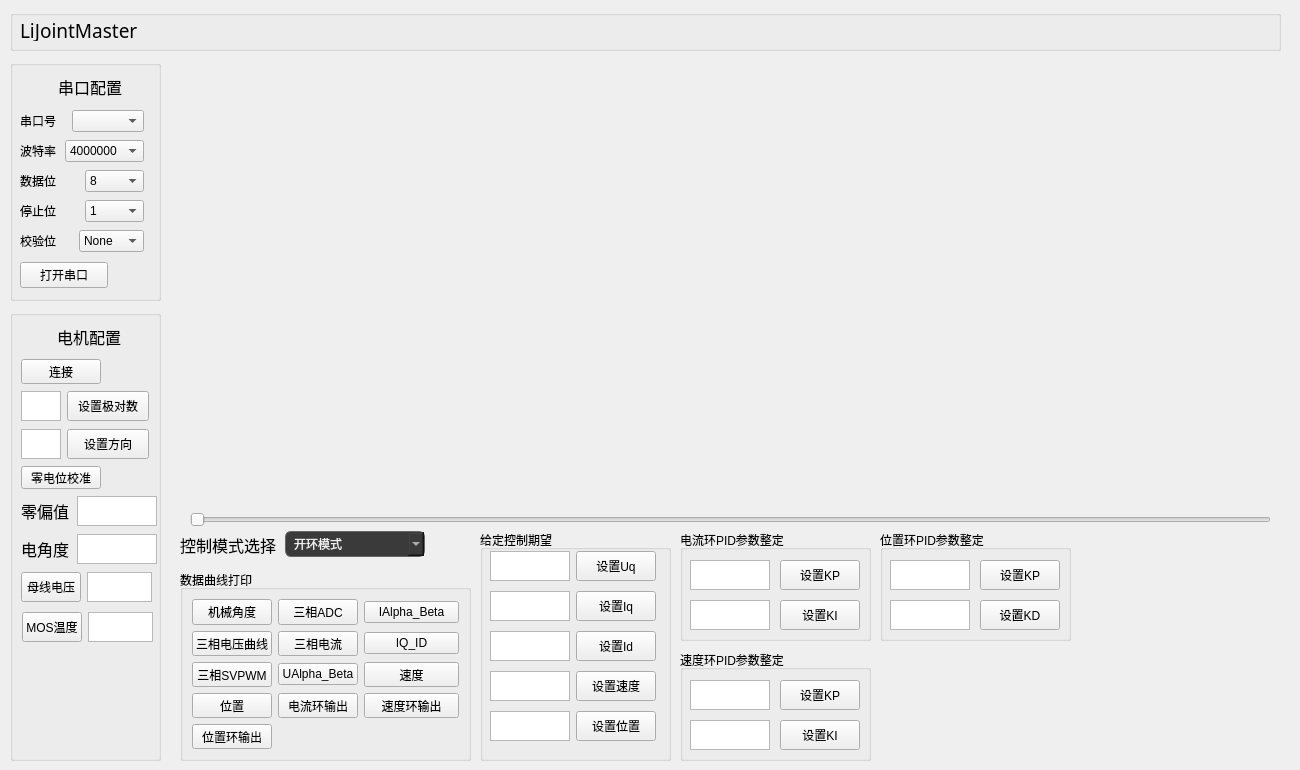
This is widget.ui in lhzloveyyj/LiJointMaster as Qt 5 draws it before an edit. The edited form follows.
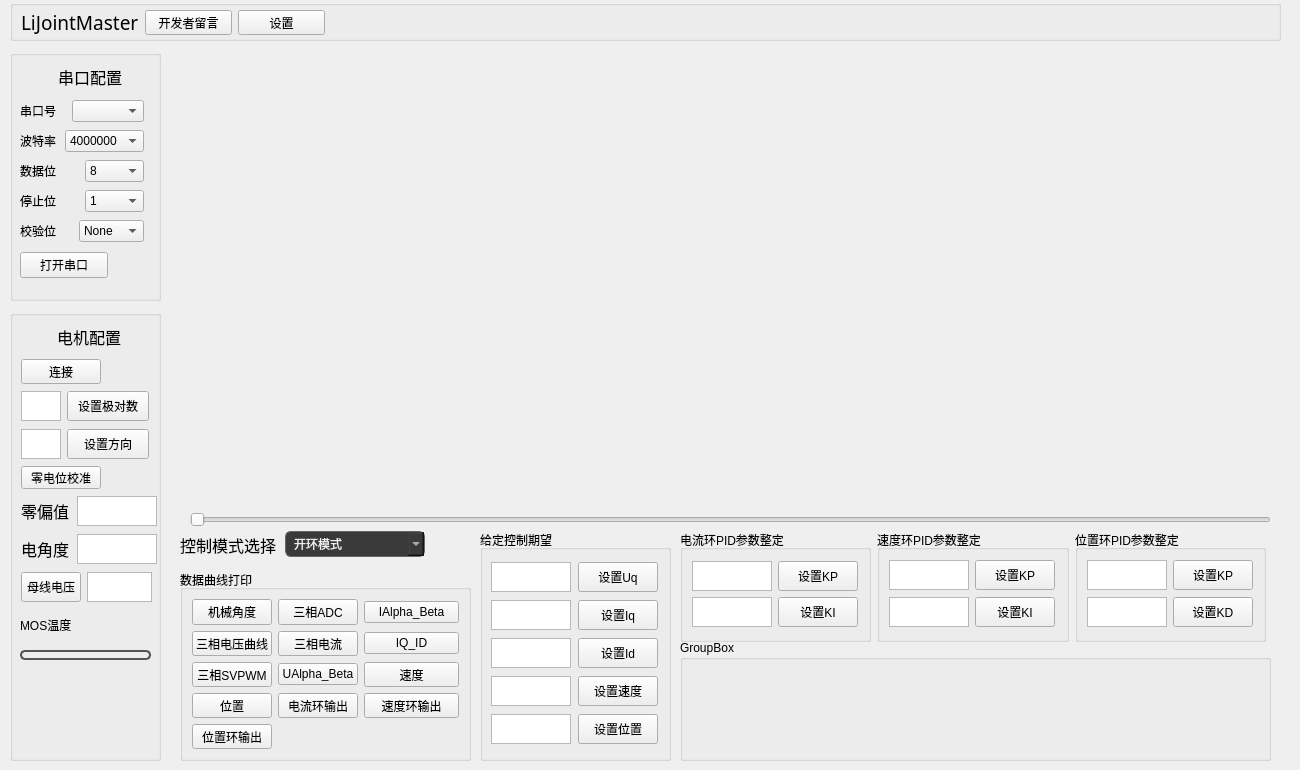
This is the edited form. Icons and pictures are not drawn. Custom widgets are drawn as their Qt base class.

What changed in the file:
```diff
--- a/widget.ui
+++ b/widget.ui
@@ -16,10 +16,10 @@
   <widget class="QCustomPlot" name="plotWidget" native="true">
    <property name="geometry">
     <rect>
-     <x>160</x>
-     <y>60</y>
-     <width>1121</width>
-     <height>451</height>
+     <x>170</x>
+     <y>50</y>
+     <width>1111</width>
+     <height>461</height>
     </rect>
    </property>
   </widget>
@@ -326,15 +326,15 @@
    <property name="geometry">
     <rect>
      <x>10</x>
-     <y>60</y>
+     <y>50</y>
      <width>151</width>
-     <height>241</height>
+     <height>251</height>
     </rect>
    </property>
    <property name="title">
     <string/>
    </property>
-   <widget class="QWidget" name="">
+   <widget class="QWidget" name="layoutWidget">
     <property name="geometry">
      <rect>
       <x>10</x>
@@ -919,41 +919,76 @@
      </item>
     </layout>
    </widget>
-   <widget class="QWidget" name="">
+   <widget class="QProgressBar" name="mosTemp_bar">
     <property name="geometry">
      <rect>
-      <x>12</x>
-      <y>301</y>
-      <width>133</width>
-      <height>32</height>
+      <x>10</x>
+      <y>340</y>
+      <width>131</width>
+      <height>10</height>
      </rect>
     </property>
-    <layout class="QHBoxLayout" name="horizontalLayout_4">
-     <item>
-      <widget class="QPushButton" name="pushButton_3">
+    <property name="styleSheet">
+     <string notr="true">QProgressBar {
+    border: 2px solid #555;
+    border-radius: 5px;
+    text-align: center;
+    background-color: #EEE;
+}
+
+QProgressBar::chunk {
+    border-radius: 5px;
+    background: qlineargradient(
+        x1: 0, y1: 0, x2: 1, y2: 0,
+        stop: 0 green,
+        stop: 0.5 yellow,
+        stop: 1 red
+    );
+}
+</string>
+    </property>
+    <property name="value">
+     <number>0</number>
+    </property>
+    <property name="textVisible">
+     <bool>false</bool>
+    </property>
+    <property name="format">
+     <string>%p°C</string>
+    </property>
+   </widget>
+   <widget class="QLabel" name="mosTemp_lab">
+    <property name="geometry">
+     <rect>
+      <x>90</x>
+      <y>300</y>
+      <width>50</width>
+      <height>30</height>
+     </rect>
+    </property>
        <property name="maximumSize">
         <size>
-         <width>60</width>
+      <width>70</width>
          <height>30</height>
         </size>
+    </property>
+    <property name="text">
+     <string/>
+    </property>
+   </widget>
+   <widget class="QLabel" name="label_14">
+    <property name="geometry">
+     <rect>
+      <x>10</x>
+      <y>300</y>
+      <width>60</width>
+      <height>30</height>
+     </rect>
        </property>
        <property name="text">
         <string>MOS温度</string>
        </property>
       </widget>
-     </item>
-     <item>
-      <widget class="QTextEdit" name="textEdit_3">
-       <property name="maximumSize">
-        <size>
-         <width>65</width>
-         <height>30</height>
-        </size>
-       </property>
-      </widget>
-     </item>
-    </layout>
-   </widget>
   </widget>
   <widget class="QGroupBox" name="groupBox_4">
    <property name="geometry">
@@ -971,11 +1006,13 @@
     <property name="geometry">
      <rect>
       <x>10</x>
-      <y>20</y>
-      <width>168</width>
-      <height>32</height>
+      <y>30</y>
+      <width>170</width>
+      <height>186</height>
      </rect>
     </property>
+    <layout class="QVBoxLayout" name="verticalLayout_2">
+     <item>
     <layout class="QHBoxLayout" name="horizontalLayout_14">
      <item>
       <widget class="QTextEdit" name="setUq_te">
@@ -1001,16 +1038,8 @@
       </widget>
      </item>
     </layout>
-   </widget>
-   <widget class="QWidget" name="layoutWidget">
-    <property name="geometry">
-     <rect>
-      <x>10</x>
-      <y>60</y>
-      <width>168</width>
-      <height>32</height>
-     </rect>
-    </property>
+     </item>
+     <item>
     <layout class="QHBoxLayout" name="horizontalLayout_16">
      <item>
       <widget class="QTextEdit" name="setIQ_te">
@@ -1036,16 +1065,8 @@
       </widget>
      </item>
     </layout>
-   </widget>
-   <widget class="QWidget" name="layoutWidget">
-    <property name="geometry">
-     <rect>
-      <x>10</x>
-      <y>100</y>
-      <width>168</width>
-      <height>32</height>
-     </rect>
-    </property>
+     </item>
+     <item>
     <layout class="QHBoxLayout" name="horizontalLayout_17">
      <item>
       <widget class="QTextEdit" name="setID_te">
@@ -1071,16 +1092,8 @@
       </widget>
      </item>
     </layout>
-   </widget>
-   <widget class="QWidget" name="">
-    <property name="geometry">
-     <rect>
-      <x>10</x>
-      <y>140</y>
-      <width>168</width>
-      <height>32</height>
-     </rect>
-    </property>
+     </item>
+     <item>
     <layout class="QHBoxLayout" name="horizontalLayout_2">
      <item>
       <widget class="QTextEdit" name="textEdit">
@@ -1106,16 +1119,8 @@
       </widget>
      </item>
     </layout>
-   </widget>
-   <widget class="QWidget" name="">
-    <property name="geometry">
-     <rect>
-      <x>10</x>
-      <y>180</y>
-      <width>168</width>
-      <height>32</height>
-     </rect>
-    </property>
+     </item>
+     <item>
     <layout class="QHBoxLayout" name="horizontalLayout_3">
      <item>
       <widget class="QTextEdit" name="textEdit_2">
@@ -1141,262 +1146,15 @@
       </widget>
      </item>
     </layout>
-   </widget>
-  </widget>
-  <widget class="QGroupBox" name="groupBox_5">
-   <property name="geometry">
-    <rect>
-     <x>680</x>
-     <y>530</y>
-     <width>191</width>
-     <height>111</height>
-    </rect>
-   </property>
-   <property name="title">
-    <string>电流环PID参数整定</string>
-   </property>
-   <widget class="QPushButton" name="pushButton_6">
-    <property name="geometry">
-     <rect>
-      <x>100</x>
-      <y>30</y>
-      <width>80</width>
-      <height>30</height>
-     </rect>
-    </property>
-    <property name="maximumSize">
-     <size>
-      <width>80</width>
-      <height>30</height>
-     </size>
-    </property>
-    <property name="text">
-     <string>设置KP</string>
-    </property>
-   </widget>
-   <widget class="QTextEdit" name="textEdit_4">
-    <property name="geometry">
-     <rect>
-      <x>10</x>
-      <y>30</y>
-      <width>80</width>
-      <height>30</height>
-     </rect>
-    </property>
-    <property name="maximumSize">
-     <size>
-      <width>80</width>
-      <height>30</height>
-     </size>
-    </property>
-   </widget>
-   <widget class="QTextEdit" name="textEdit_5">
-    <property name="geometry">
-     <rect>
-      <x>10</x>
-      <y>70</y>
-      <width>80</width>
-      <height>30</height>
-     </rect>
-    </property>
-    <property name="maximumSize">
-     <size>
-      <width>80</width>
-      <height>30</height>
-     </size>
-    </property>
-   </widget>
-   <widget class="QPushButton" name="pushButton_7">
-    <property name="geometry">
-     <rect>
-      <x>100</x>
-      <y>70</y>
-      <width>80</width>
-      <height>30</height>
-     </rect>
-    </property>
-    <property name="maximumSize">
-     <size>
-      <width>80</width>
-      <height>30</height>
-     </size>
-    </property>
-    <property name="text">
-     <string>设置KI</string>
-    </property>
-   </widget>
-  </widget>
-  <widget class="QGroupBox" name="groupBox_7">
-   <property name="geometry">
-    <rect>
-     <x>680</x>
-     <y>650</y>
-     <width>191</width>
-     <height>111</height>
-    </rect>
-   </property>
-   <property name="title">
-    <string>速度环PID参数整定</string>
-   </property>
-   <widget class="QPushButton" name="pushButton_10">
-    <property name="geometry">
-     <rect>
-      <x>100</x>
-      <y>30</y>
-      <width>80</width>
-      <height>30</height>
-     </rect>
-    </property>
-    <property name="maximumSize">
-     <size>
-      <width>80</width>
-      <height>30</height>
-     </size>
-    </property>
-    <property name="text">
-     <string>设置KP</string>
-    </property>
-   </widget>
-   <widget class="QTextEdit" name="textEdit_8">
-    <property name="geometry">
-     <rect>
-      <x>10</x>
-      <y>30</y>
-      <width>80</width>
-      <height>30</height>
-     </rect>
-    </property>
-    <property name="maximumSize">
-     <size>
-      <width>80</width>
-      <height>30</height>
-     </size>
-    </property>
-   </widget>
-   <widget class="QTextEdit" name="textEdit_9">
-    <property name="geometry">
-     <rect>
-      <x>10</x>
-      <y>70</y>
-      <width>80</width>
-      <height>30</height>
-     </rect>
-    </property>
-    <property name="maximumSize">
-     <size>
-      <width>80</width>
-      <height>30</height>
-     </size>
-    </property>
-   </widget>
-   <widget class="QPushButton" name="pushButton_11">
-    <property name="geometry">
-     <rect>
-      <x>100</x>
-      <y>70</y>
-      <width>80</width>
-      <height>30</height>
-     </rect>
-    </property>
-    <property name="maximumSize">
-     <size>
-      <width>80</width>
-      <height>30</height>
-     </size>
-    </property>
-    <property name="text">
-     <string>设置KI</string>
-    </property>
-   </widget>
-  </widget>
-  <widget class="QGroupBox" name="groupBox_9">
-   <property name="geometry">
-    <rect>
-     <x>880</x>
-     <y>530</y>
-     <width>191</width>
-     <height>111</height>
-    </rect>
-   </property>
-   <property name="title">
-    <string>位置环PID参数整定</string>
-   </property>
-   <widget class="QPushButton" name="pushButton_14">
-    <property name="geometry">
-     <rect>
-      <x>100</x>
-      <y>30</y>
-      <width>80</width>
-      <height>30</height>
-     </rect>
-    </property>
-    <property name="maximumSize">
-     <size>
-      <width>80</width>
-      <height>30</height>
-     </size>
-    </property>
-    <property name="text">
-     <string>设置KP</string>
-    </property>
-   </widget>
-   <widget class="QTextEdit" name="textEdit_12">
-    <property name="geometry">
-     <rect>
-      <x>10</x>
-      <y>30</y>
-      <width>80</width>
-      <height>30</height>
-     </rect>
-    </property>
-    <property name="maximumSize">
-     <size>
-      <width>80</width>
-      <height>30</height>
-     </size>
-    </property>
-   </widget>
-   <widget class="QTextEdit" name="textEdit_13">
-    <property name="geometry">
-     <rect>
-      <x>10</x>
-      <y>70</y>
-      <width>80</width>
-      <height>30</height>
-     </rect>
-    </property>
-    <property name="maximumSize">
-     <size>
-      <width>80</width>
-      <height>30</height>
-     </size>
-    </property>
-   </widget>
-   <widget class="QPushButton" name="pushButton_15">
-    <property name="geometry">
-     <rect>
-      <x>100</x>
-      <y>70</y>
-      <width>80</width>
-      <height>30</height>
-     </rect>
-    </property>
-    <property name="maximumSize">
-     <size>
-      <width>80</width>
-      <height>30</height>
-     </size>
-    </property>
-    <property name="text">
-     <string>设置KD</string>
-    </property>
+     </item>
+    </layout>
    </widget>
   </widget>
   <widget class="QGroupBox" name="groupBox_6">
    <property name="geometry">
     <rect>
      <x>10</x>
-     <y>10</y>
+     <y>0</y>
      <width>1271</width>
      <height>41</height>
     </rect>
@@ -1404,15 +1162,18 @@
    <property name="title">
     <string/>
    </property>
+   <widget class="QWidget" name="layoutWidget">
+    <property name="geometry">
+     <rect>
+      <x>11</x>
+      <y>10</y>
+      <width>304</width>
+      <height>25</height>
+     </rect>
+    </property>
+    <layout class="QHBoxLayout" name="horizontalLayout_9">
+     <item>
    <widget class="QLabel" name="label_12">
-    <property name="geometry">
-     <rect>
-      <x>10</x>
-      <y>10</y>
-      <width>131</width>
-      <height>21</height>
-     </rect>
-    </property>
     <property name="font">
      <font>
       <family>黑体</family>
@@ -1423,8 +1184,25 @@
      <string>LiJointMaster</string>
     </property>
    </widget>
-  </widget>
-  <widget class="QWidget" name="">
+     </item>
+     <item>
+      <widget class="QPushButton" name="DevMsg_bt">
+       <property name="text">
+        <string>开发者留言</string>
+       </property>
+      </widget>
+     </item>
+     <item>
+      <widget class="QPushButton" name="pushButton_13">
+       <property name="text">
+        <string>设置</string>
+       </property>
+      </widget>
+     </item>
+    </layout>
+   </widget>
+  </widget>
+  <widget class="QWidget" name="layoutWidget">
    <property name="geometry">
     <rect>
      <x>180</x>
@@ -1504,6 +1282,200 @@
     </item>
    </layout>
   </widget>
+  <widget class="QGroupBox" name="groupBox_8">
+   <property name="geometry">
+    <rect>
+     <x>680</x>
+     <y>640</y>
+     <width>591</width>
+     <height>121</height>
+    </rect>
+   </property>
+   <property name="title">
+    <string>GroupBox</string>
+   </property>
+  </widget>
+  <widget class="QWidget" name="layoutWidget">
+   <property name="geometry">
+    <rect>
+     <x>680</x>
+     <y>530</y>
+     <width>586</width>
+     <height>112</height>
+    </rect>
+   </property>
+   <layout class="QHBoxLayout" name="horizontalLayout_5">
+    <item>
+     <widget class="QGroupBox" name="groupBox_5">
+      <property name="title">
+       <string>电流环PID参数整定</string>
+      </property>
+      <layout class="QGridLayout" name="gridLayout_4">
+       <item row="0" column="0">
+        <layout class="QGridLayout" name="gridLayout_2">
+         <item row="0" column="0">
+          <widget class="QTextEdit" name="textEdit_4">
+           <property name="maximumSize">
+            <size>
+             <width>80</width>
+             <height>30</height>
+            </size>
+           </property>
+          </widget>
+         </item>
+         <item row="0" column="1">
+          <widget class="QPushButton" name="pushButton_6">
+           <property name="maximumSize">
+            <size>
+             <width>80</width>
+             <height>30</height>
+            </size>
+           </property>
+           <property name="text">
+            <string>设置KP</string>
+           </property>
+          </widget>
+         </item>
+         <item row="1" column="0">
+          <widget class="QTextEdit" name="textEdit_5">
+           <property name="maximumSize">
+            <size>
+             <width>80</width>
+             <height>30</height>
+            </size>
+           </property>
+          </widget>
+         </item>
+         <item row="1" column="1">
+          <widget class="QPushButton" name="pushButton_7">
+           <property name="maximumSize">
+            <size>
+             <width>80</width>
+             <height>30</height>
+            </size>
+           </property>
+           <property name="text">
+            <string>设置KI</string>
+           </property>
+          </widget>
+         </item>
+        </layout>
+       </item>
+      </layout>
+     </widget>
+    </item>
+    <item>
+     <widget class="QGroupBox" name="groupBox_9">
+      <property name="title">
+       <string>速度环PID参数整定</string>
+      </property>
+      <layout class="QGridLayout" name="gridLayout_3">
+       <item row="0" column="0">
+        <widget class="QTextEdit" name="textEdit_12">
+         <property name="maximumSize">
+          <size>
+           <width>80</width>
+           <height>30</height>
+          </size>
+         </property>
+        </widget>
+       </item>
+       <item row="0" column="1">
+        <widget class="QPushButton" name="pushButton_14">
+         <property name="maximumSize">
+          <size>
+           <width>80</width>
+           <height>30</height>
+          </size>
+         </property>
+         <property name="text">
+          <string>设置KP</string>
+         </property>
+        </widget>
+       </item>
+       <item row="1" column="0">
+        <widget class="QTextEdit" name="textEdit_13">
+         <property name="maximumSize">
+          <size>
+           <width>80</width>
+           <height>30</height>
+          </size>
+         </property>
+        </widget>
+       </item>
+       <item row="1" column="1">
+        <widget class="QPushButton" name="pushButton_15">
+         <property name="maximumSize">
+          <size>
+           <width>80</width>
+           <height>30</height>
+          </size>
+         </property>
+         <property name="text">
+          <string>设置KI</string>
+         </property>
+        </widget>
+       </item>
+      </layout>
+     </widget>
+    </item>
+    <item>
+     <widget class="QGroupBox" name="groupBox_7">
+      <property name="title">
+       <string>位置环PID参数整定</string>
+      </property>
+      <layout class="QGridLayout" name="gridLayout_5">
+       <item row="0" column="0">
+        <widget class="QTextEdit" name="textEdit_8">
+         <property name="maximumSize">
+          <size>
+           <width>80</width>
+           <height>30</height>
+          </size>
+         </property>
+        </widget>
+       </item>
+       <item row="0" column="1">
+        <widget class="QPushButton" name="pushButton_10">
+         <property name="maximumSize">
+          <size>
+           <width>80</width>
+           <height>30</height>
+          </size>
+         </property>
+         <property name="text">
+          <string>设置KP</string>
+         </property>
+        </widget>
+       </item>
+       <item row="1" column="0">
+        <widget class="QTextEdit" name="textEdit_9">
+         <property name="maximumSize">
+          <size>
+           <width>80</width>
+           <height>30</height>
+          </size>
+         </property>
+        </widget>
+       </item>
+       <item row="1" column="1">
+        <widget class="QPushButton" name="pushButton_11">
+         <property name="maximumSize">
+          <size>
+           <width>80</width>
+           <height>30</height>
+          </size>
+         </property>
+         <property name="text">
+          <string>设置KD</string>
+         </property>
+        </widget>
+       </item>
+      </layout>
+     </widget>
+    </item>
+   </layout>
+  </widget>
  </widget>
  <customwidgets>
   <customwidget>
```
Left out of the diff: 1 changed line with no effect on the pictures. Lines whose indentation alone changed are shown as unchanged.
